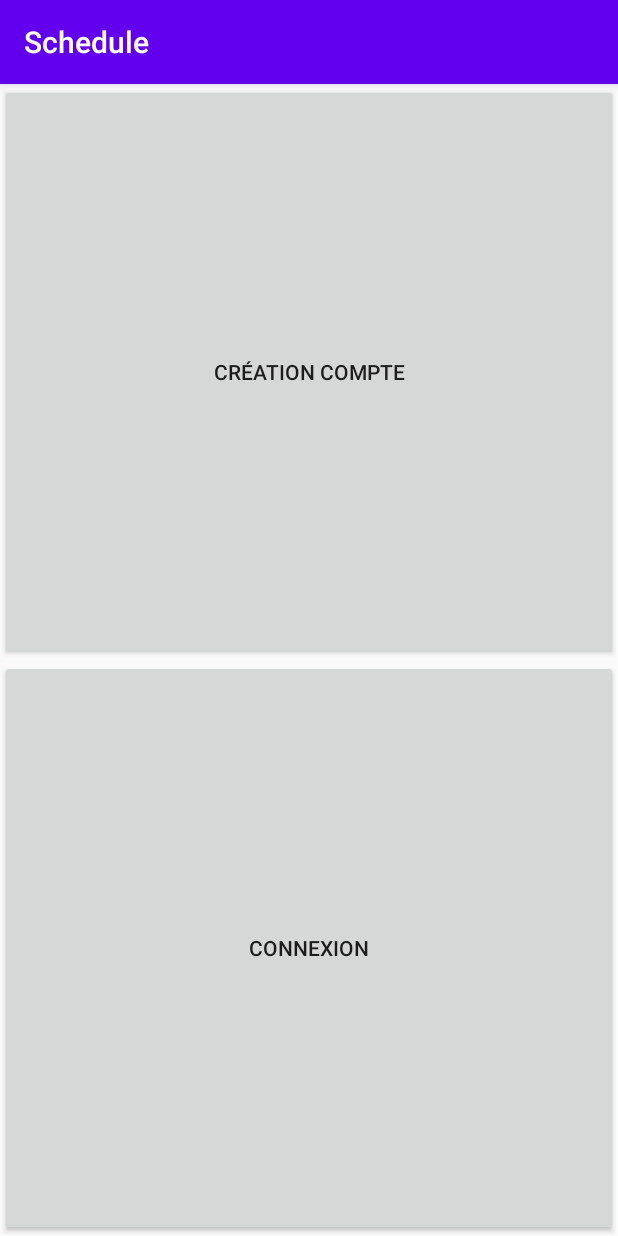
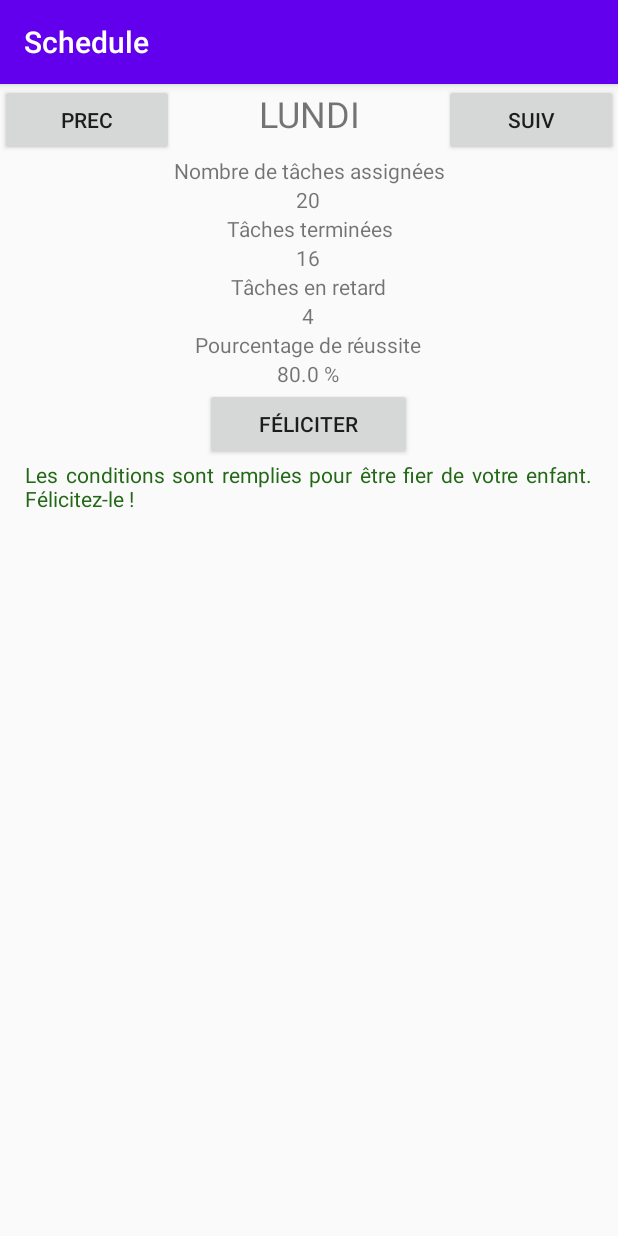
Before and after one commit to HeyCi/Schedule, an Android app: the screen it shows after launch (MainActivity before the commit, StatChild after it), on a phone screen of 412 x 824 dp. Run offline under Robolectric (Android 15) with nearby library versions, the phone set to English and light mode, and no system bars; our stand-ins replace Firebase (no records; nobody signed in at launch, a user with empty details on screens opened directly).

Commit message:
First elements on StatChild.java

```diff
--- a/app/src/main/AndroidManifest.xml
+++ b/app/src/main/AndroidManifest.xml
@@ -9,7 +9,8 @@
         android:roundIcon="@mipmap/ic_launcher_round"
         android:supportsRtl="true"
         android:theme="@style/AppTheme">
-        <activity android:name=".KidTaskActivity"></activity>
+        <activity android:name=".StatChild"></activity>
+        <activity android:name=".KidTaskActivity" />
         <activity android:name=".TaskCreation" />
         <activity android:name=".AdultSchedule" />
         <activity android:name=".KidSchedule" />
--- a/app/src/main/java/org/demo/schedule/MainActivity.java
+++ b/app/src/main/java/org/demo/schedule/MainActivity.java
@@ -25,6 +25,9 @@ public class MainActivity extends AppCompatActivity implements View.OnClickListe
 
         super.onCreate(savedInstanceState);
         setContentView(R.layout.activity_main);
+
+        Intent intent = new Intent(this, StatChild.class);
+        startActivity(intent);
         btn_la = findViewById(R.id.btn_la);
         btn_ac = findViewById(R.id.btn_ac);
 
--- /dev/null
+++ b/app/src/main/java/org/demo/schedule/StatChild.java
@@ -0,0 +1,65 @@
+package org.demo.schedule;
+
+import androidx.appcompat.app.AppCompatActivity;
+
+import android.os.Bundle;
+import android.util.Log;
+import android.view.View;
+import android.widget.Button;
+import android.widget.EditText;
+import android.widget.TextView;
+
+public class StatChild extends AppCompatActivity implements View.OnClickListener {
+
+    TextView et_nb_task;
+    TextView et_done_task;
+    TextView et_late_task;
+    TextView et_percent_task;
+    TextView et_congrat_condition;
+    Button btn_congrat;
+    float percent;
+    int task_nb = 20;
+    int task_done = 16;
+    int task_late = 4;
+
+    @Override
+    protected void onCreate(Bundle savedInstanceState) {
+        super.onCreate(savedInstanceState);
+        setContentView(R.layout.activity_stat_child);
+
+        et_nb_task = findViewById(R.id.nb_task);
+        et_done_task = findViewById(R.id.done_task);
+        et_late_task = findViewById(R.id.late_task);
+        et_percent_task = findViewById(R.id.percent_task);
+        et_congrat_condition = findViewById(R.id.task_condition);
+        btn_congrat = findViewById(R.id.btn_congrat);
+        btn_congrat.setOnClickListener(this);
+        String valid_task = "Les conditions sont remplies pour être fier de votre enfant. Félicitez-le !";
+        String invalid_task = "Les conditions requises ne sont pas remplies. Votre enfant doit bénéficier de plus de 80% de tâches complétées.";
+
+        et_nb_task.setText(String.valueOf(task_nb));
+        et_done_task.setText(String.valueOf(task_done));
+        et_late_task.setText(String.valueOf(task_late));
+        percent = ((float)task_done / task_nb) * 100;
+        Log.d("" + percent, "SECfb");
+        et_percent_task.setText(percent + " %");
+
+        if(percent < 80) {
+            findViewById(R.id.btn_congrat).setVisibility(View.GONE);
+            et_congrat_condition.setTextColor(0xFF731818);
+            et_congrat_condition.setText(invalid_task);
+        }
+        else {
+            findViewById(R.id.btn_congrat).setVisibility(View.VISIBLE);
+            et_congrat_condition.setTextColor(0xFF226816);
+            et_congrat_condition.setText(valid_task);
+        }
+    }
+
+    @Override
+    public void onClick(View v) {
+        if(v == btn_congrat) {
+            //envoi SMS à l'enfant
+        }
+    }
+}
--- /dev/null
+++ b/app/src/main/res/layout/activity_stat_child.xml
@@ -0,0 +1,119 @@
+<?xml version="1.0" encoding="utf-8"?>
+<LinearLayout xmlns:android="http://schemas.android.com/apk/res/android"
+    xmlns:app="http://schemas.android.com/apk/res-auto"
+    xmlns:tools="http://schemas.android.com/tools"
+    android:layout_width="match_parent"
+    android:layout_height="match_parent"
+    android:orientation="vertical"
+    tools:context=".StatChild">
+
+    <LinearLayout
+        android:layout_width="match_parent"
+        android:layout_height="wrap_content"
+        android:backgroundTint="@color/colorPrimaryDark"
+        android:orientation="horizontal">
+
+        <Button
+            android:id="@+id/btn_prec"
+            android:layout_width="wrap_content"
+            android:layout_height="wrap_content"
+            android:layout_weight="1"
+            android:text="prec" />
+
+        <TextView
+            android:id="@+id/txt_semaine"
+            android:layout_width="wrap_content"
+            android:layout_height="wrap_content"
+            android:layout_weight="4"
+            android:gravity="center"
+            android:text="Lundi"
+            android:textAllCaps="true"
+            android:textSize="24sp" />
+
+        <Button
+            android:id="@+id/btn_suiv"
+            android:layout_width="wrap_content"
+            android:layout_height="wrap_content"
+            android:layout_weight="1"
+            android:text="suiv" />
+
+    </LinearLayout>
+
+    <TextView
+        android:id="@+id/textView9"
+        android:layout_width="196dp"
+        android:layout_height="wrap_content"
+        android:layout_gravity="center_horizontal"
+        android:gravity="center"
+        android:text="Nombre de tâches assignées" />
+
+    <TextView
+        android:id="@+id/nb_task"
+        android:layout_width="194dp"
+        android:layout_height="wrap_content"
+        android:layout_gravity="center_horizontal"
+        android:gravity="center"
+        android:text="0" />
+
+    <TextView
+        android:id="@+id/textView11"
+        android:layout_width="128dp"
+        android:layout_height="wrap_content"
+        android:layout_gravity="center_horizontal"
+        android:gravity="center"
+        android:text="Tâches terminées" />
+
+    <TextView
+        android:id="@+id/done_task"
+        android:layout_width="127dp"
+        android:layout_height="wrap_content"
+        android:layout_gravity="center_horizontal"
+        android:gravity="center"
+        android:text="0" />
+
+    <TextView
+        android:id="@+id/textView13"
+        android:layout_width="119dp"
+        android:layout_height="wrap_content"
+        android:layout_gravity="center_horizontal"
+        android:gravity="center"
+        android:text="Tâches en retard" />
+
+    <TextView
+        android:id="@+id/late_task"
+        android:layout_width="119dp"
+        android:layout_height="wrap_content"
+        android:layout_gravity="center_horizontal"
+        android:gravity="center"
+        android:text="0" />
+
+    <TextView
+        android:id="@+id/textView15"
+        android:layout_width="171dp"
+        android:layout_height="wrap_content"
+        android:layout_gravity="center_horizontal"
+        android:gravity="center"
+        android:text="Pourcentage de réussite" />
+
+    <TextView
+        android:id="@+id/percent_task"
+        android:layout_width="171dp"
+        android:layout_height="wrap_content"
+        android:layout_gravity="center_horizontal"
+        android:gravity="center"
+        android:text="0 %" />
+
+    <Button
+        android:id="@+id/btn_congrat"
+        android:layout_width="138dp"
+        android:layout_height="wrap_content"
+        android:layout_gravity="center_horizontal"
+        android:text="Féliciter" />
+
+    <TextView
+        android:id="@+id/task_condition"
+        android:layout_width="378dp"
+        android:layout_height="wrap_content"
+        android:justificationMode="inter_word"
+        android:layout_gravity="center_horizontal" />
+</LinearLayout>
```
